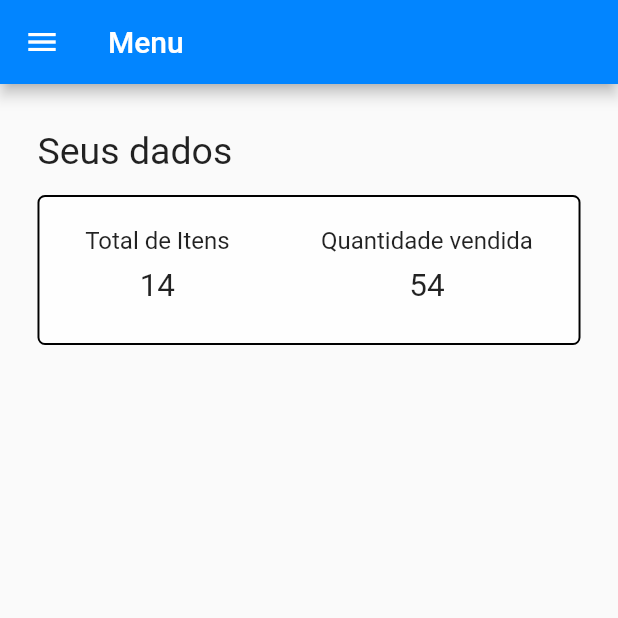
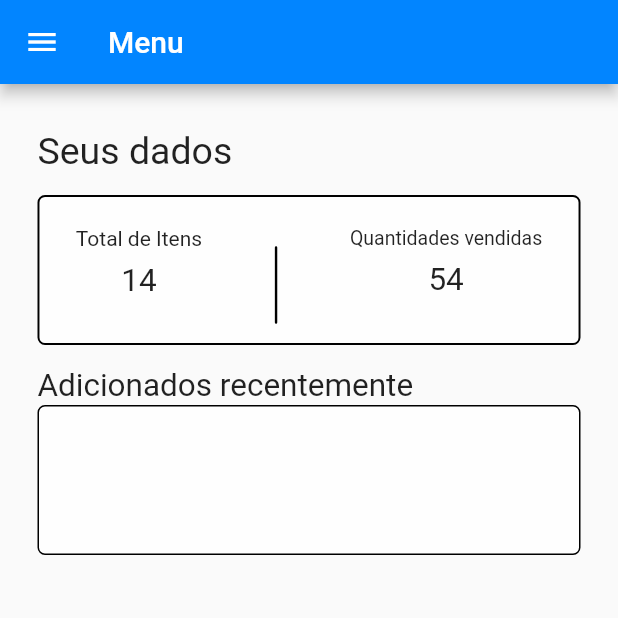
Before and after one commit to JOA0Vitor/App_pastel, a Flutter app: the MyMenu screen opened directly, on a phone screen of 412 x 824 dp, the top half of it. Run offline on Flutter 3.47's test engine with Material 2 defaults, Android fonts, the phone set to English and light mode, and no system bars; our stand-ins replace flutter_spinbox, google_fonts; network calls fail.

Commit message:
att  menu

```diff
--- a/lib/pages/menu.dart
+++ b/lib/pages/menu.dart
@@ -49,18 +49,18 @@ class _MyMenuState extends State<MyMenu> {
                       ),
                       borderRadius: BorderRadius.circular(5),
                     ),
-                    child: const Padding(
-                      padding: EdgeInsets.only(top: 20),
+                    child: Padding(
+                      padding: const EdgeInsets.only(top: 20),
                       child: Row(
                         mainAxisAlignment: MainAxisAlignment.spaceAround,
                         children: [
-                          Column(
+                          const Column(
                             children: [
                               Text(
                                 'Total de Itens',
                                 style: TextStyle(
                                   color: Colors.black87,
-                                  fontSize: 16,
+                                  fontSize: 14,
                                 ),
                               ),
                               Padding(
@@ -75,13 +75,26 @@ class _MyMenuState extends State<MyMenu> {
                               ),
                             ],
                           ),
-                          Column(
+                          Container(
+                            //barra horizontal
+                            decoration: BoxDecoration(
+                              color: const Color.fromARGB(255, 254, 254, 254),
+                              border: Border.all(
+                                width: .8,
+                              ),
+                              borderRadius: BorderRadius.circular(5),
+                            ),
+                            child: const Padding(
+                              padding: EdgeInsets.only(top: 50),
+                            ),
+                          ),
+                          const Column(
                             children: [
                               Text(
-                                'Quantidade vendida',
+                                'Quantidades vendidas',
                                 style: TextStyle(
                                   color: Colors.black87,
-                                  fontSize: 16,
+                                  fontSize: 13,
                                 ),
                               ),
                               Padding(
@@ -100,6 +113,32 @@ class _MyMenuState extends State<MyMenu> {
                       ),
                     ),
                   ),
+                  const SizedBox(
+                    height: 15,
+                  ),
+                  const Row(
+                    children: [
+                      Text(
+                        'Adicionados recentemente',
+                        style: TextStyle(fontSize: 21),
+                      ),
+                    ],
+                  ),
+
+                  Container(
+                    width: double.infinity,
+                    height: 100,
+                    decoration: BoxDecoration(
+                      color: const Color.fromARGB(255, 254, 254, 254),
+                      border: Border.all(
+                        width: 1,
+                      ),
+                      borderRadius: BorderRadius.circular(5),
+                    ),
+                    child: const Padding(
+                      padding: EdgeInsets.only(top: 50),
+                    ),
+                  )
 
                   // Divider(
                   //   //linha pos nome
```
